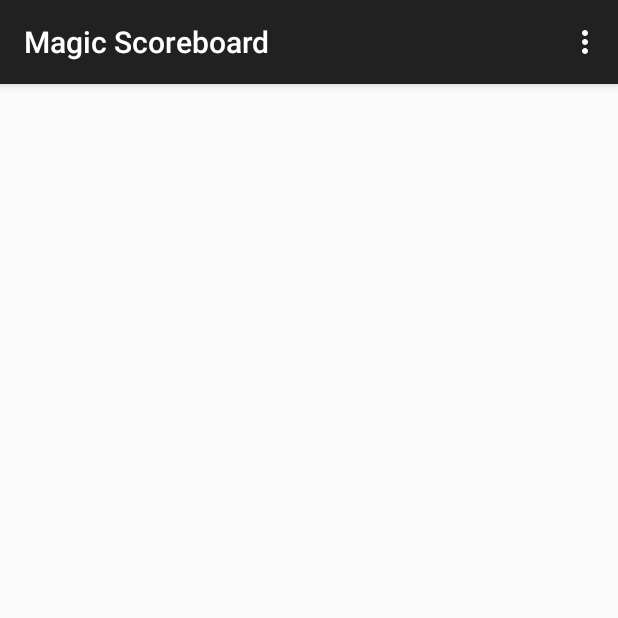
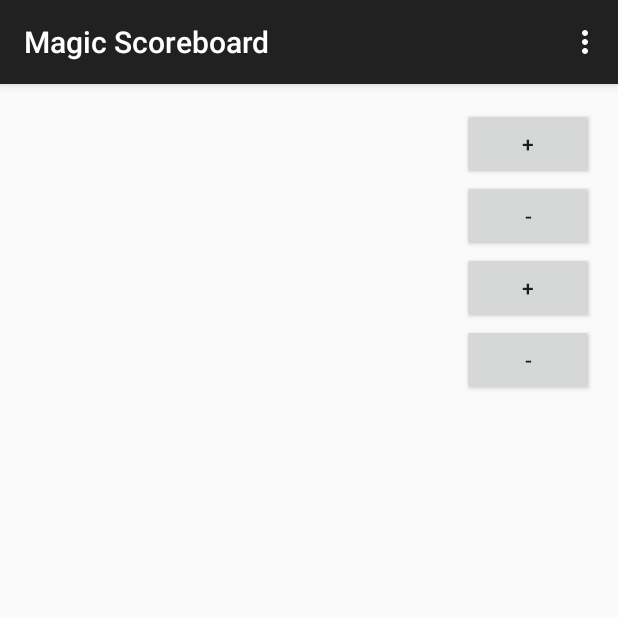
Before and after one commit to iridiobis/Magic-Scoreboard, an Android app: the screen it shows after launch (MainActivity), on a phone screen of 412 x 824 dp, the top half of it. Run offline under Robolectric (Android 15) with nearby library versions, the phone set to English and light mode, and no system bars; our stand-ins replace ButterKnife; 2 statements that could not run were skipped.

Commit message:
How to create a simple and reusable custom view
Simple layout with two buttons and a text view, using a custom
RelativeLayout to provide further functionality.

```diff
--- a/app/src/main/res/layout/score_view.xml
+++ b/app/src/main/res/layout/score_view.xml
@@ -1,6 +1,34 @@
 <?xml version="1.0" encoding="utf-8"?>
-<es.benitos.magicscoreboard.views.ScoreView
-    xmlns:android="http://schemas.android.com/apk/res/android" android:layout_width="match_parent"
-    android:layout_height="match_parent">
+<es.benitos.magicscoreboard.views.ScoreView xmlns:android="http://schemas.android.com/apk/res/android"
+    xmlns:tools="http://schemas.android.com/tools"
+    android:layout_width="match_parent"
+    android:layout_height="wrap_content">
 
+    <Button
+        android:layout_width="wrap_content"
+        android:layout_height="wrap_content"
+        android:text="+"
+        android:id="@+id/score_add"
+        android:layout_alignParentTop="true"
+        android:layout_alignParentRight="true" />
+    <Button
+        android:layout_width="wrap_content"
+        android:layout_height="wrap_content"
+        android:text="-"
+        android:id="@+id/score_subtract"
+        android:layout_below="@id/score_add"
+        android:layout_alignParentRight="true" />
+    <TextView
+        android:layout_width="match_parent"
+        android:layout_height="wrap_content"
+        android:id="@+id/score_score"
+        android:layout_alignParentTop="true"
+        android:layout_alignParentLeft="true"
+        android:layout_toLeftOf="@id/score_add"
+        android:layout_alignTop="@id/score_add"
+        android:layout_alignBottom="@id/score_subtract"
+        android:textStyle="bold"
+        android:textSize="60sp"
+        android:gravity="center"
+        tools:text="30"/>
 </es.benitos.magicscoreboard.views.ScoreView>
```
Also changed, not shown: app/src/main/java/es/benitos/magicscoreboard/views/ScoreView.java (+50 -4 lines).
